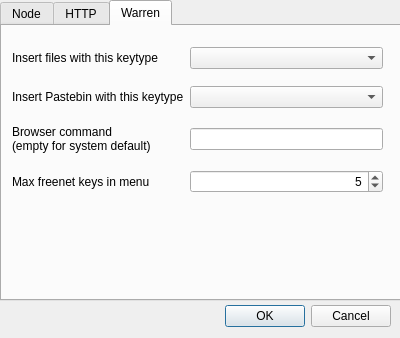
Ratchet/warren, file warren/ui/SettingsDialog.ui: the form before one commit.
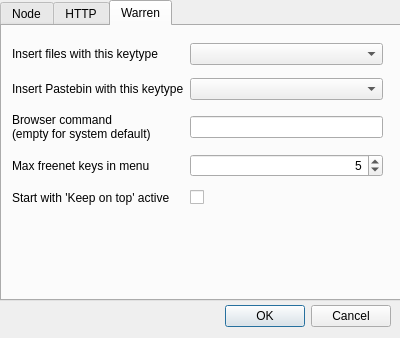
The form after the commit. The open tabs and pages were chosen to show the change.

Commit message: make default "keep on top" behaviour configurable

Diff of the .ui file:
```diff
--- a/warren/ui/SettingsDialog.ui
+++ b/warren/ui/SettingsDialog.ui
@@ -222,7 +222,7 @@
        <x>10</x>
        <y>10</y>
        <width>371</width>
-       <height>171</height>
+       <height>181</height>
       </rect>
      </property>
      <layout class="QGridLayout" name="gridLayout_3">
@@ -284,6 +284,20 @@
         </property>
        </widget>
       </item>
+      <item row="4" column="0">
+       <widget class="QLabel" name="start_with_on_top_label">
+        <property name="text">
+         <string>Start with 'Keep on top' active</string>
+        </property>
+       </widget>
+      </item>
+      <item row="4" column="1">
+       <widget class="QCheckBox" name="start_with_on_top">
+        <property name="text">
+         <string/>
+        </property>
+       </widget>
+      </item>
      </layout>
     </widget>
    </widget>
```
The commit also changes 4 other files.
